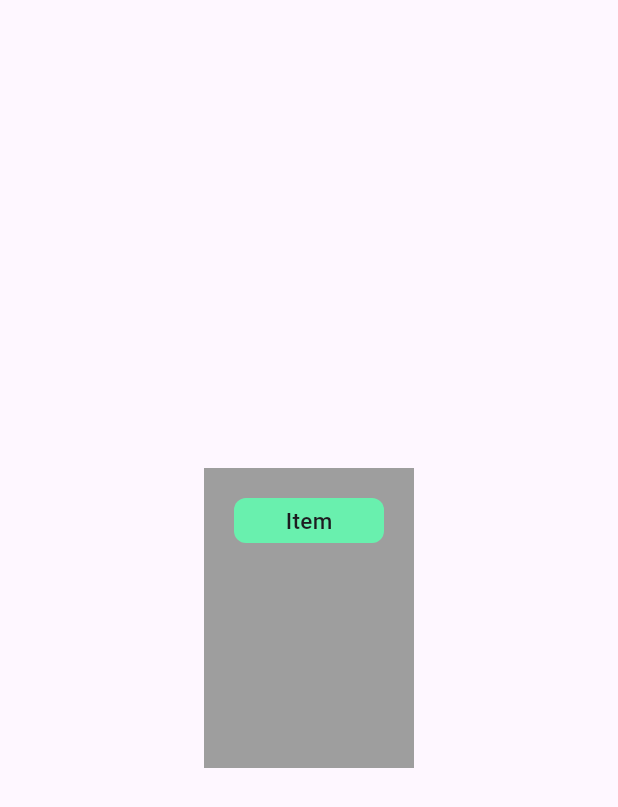
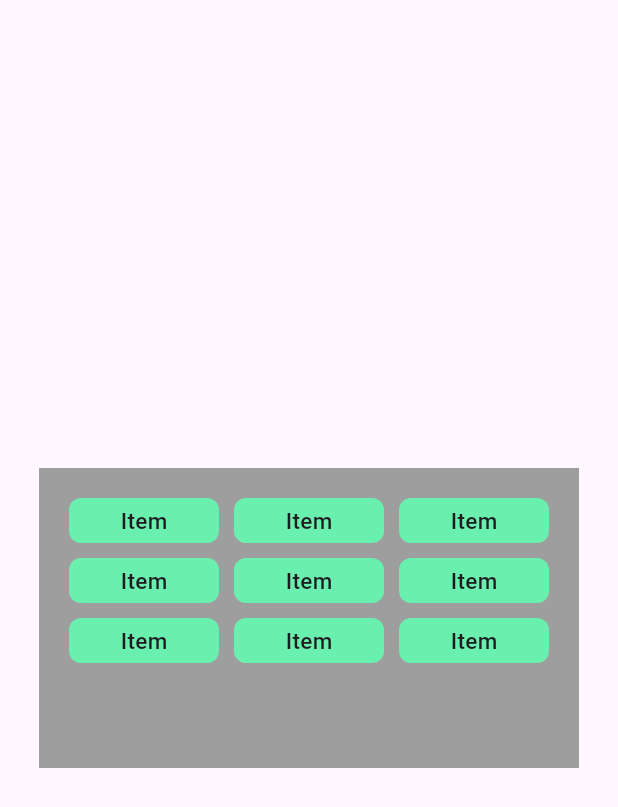
Before and after one commit to ilhamimetin/flutter, a Flutter app: the screen it shows after launch, on a phone screen of 412 x 824 dp. Shown: the top 807 px of the screen. Run offline on Flutter 3.47's test engine with Material 3 defaults, Android fonts, the phone set to English and light mode, and no system bars.

Commit message:
Wrap İşlemi Gerçekleştirildi.

```diff
--- a/lib/screens/home_screen.dart
+++ b/lib/screens/home_screen.dart
@@ -14,12 +14,25 @@ class _HomeScreenState extends State<HomeScreen> {
         child: Container(
           height: 200,
           color: Colors.grey,
-          child: Padding(padding: EdgeInsets.all(20),
-          child: Wrap(
-            children: [
+          child: Padding(
+            padding: EdgeInsets.all(20),
+            child: /*  Row */ Wrap(
+              // Burada Row kullanımında taşma hatası verir. Aynı şey column için de geçerlidir. Bu hatayı aşmak için Wrap Widget'i kullanılır. Spacing ve runSpacing ile widget'lar arasında boşluk bıraklabilir.
+              spacing: 10,
+              runSpacing: 10,
+              children: [
                 _ornekWidget(),
-            ],
-          ),),
+                _ornekWidget(),
+                _ornekWidget(),
+                _ornekWidget(),
+                _ornekWidget(),
+                _ornekWidget(),
+                _ornekWidget(),
+                _ornekWidget(),
+                _ornekWidget(),
+              ],
+            ),
+          ),
         ),
       ),
     );
```
